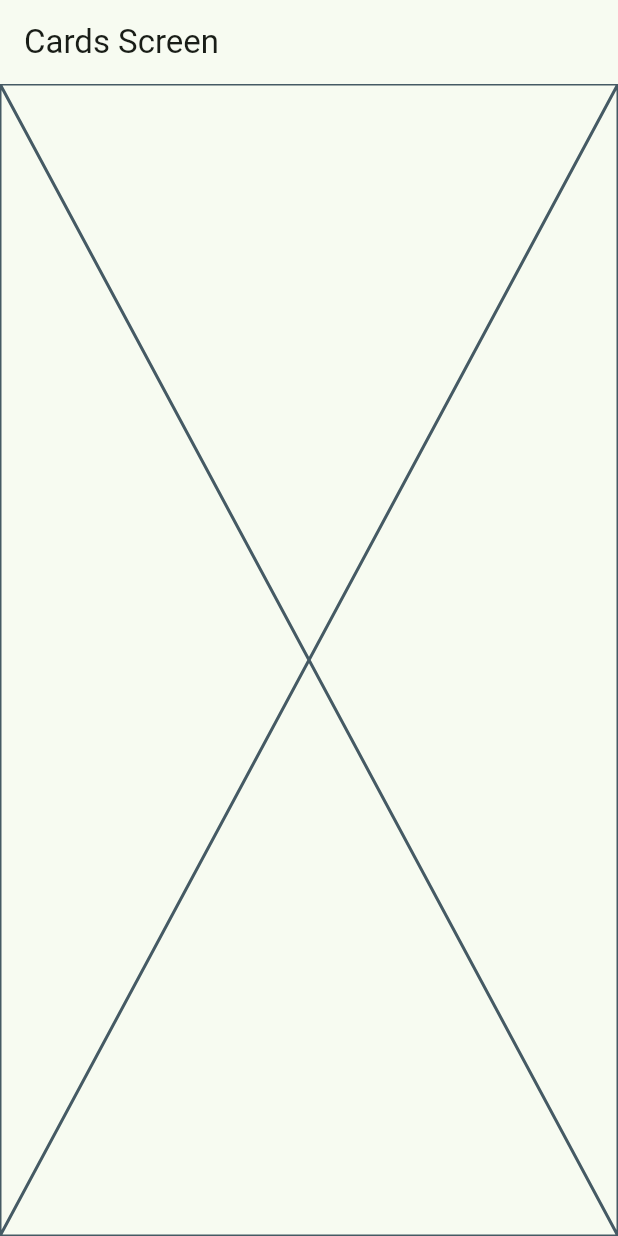
After one commit to sof28kr/widggets_app, a Flutter app: the CardsScreen screen opened by its route, on a phone screen of 412 x 824 dp. The commit adds this screen. Run offline on Flutter 3.47's test engine with Material 3 defaults, Android fonts, the phone set to English and light mode, and no system bars; our stand-ins replace go_router.

Commit message:
las cards

```diff
--- /dev/null
+++ b/lib/presentation/screens/cards/cards_screen.dart
@@ -0,0 +1,43 @@
+import 'package:flutter/material.dart';
+
+const cards = <Map<String,dynamic>>{
+  {'elevation': 0.0, 'label': 'Elevation 0'},
+  {'elevation': 1.0, 'label': 'Elevation 1'},
+  {'elevation': 2.0, 'label': 'Elevation 2'},
+  {'elevation': 3.0, 'label': 'Elevation 3'},
+
+};
+
+
+
+
+
+
+class CardsScreen extends StatelessWidget {
+  const CardsScreen({super.key});
+
+  static const String name = 'Cards_Screen';
+
+  @override
+  Widget build(BuildContext context) {
+    return Scaffold(
+      appBar: AppBar(
+        title:const Text ('Cards Screen'),
+      ),
+      body: const _CardsViewr(),
+    );
+  }
+}
+
+class _CardsViewr extends StatelessWidget {
+  const _CardsViewr({
+    super.key,
+  });
+
+  @override
+  Widget build(BuildContext context) {
+    return const Placeholder(
+
+    );
+  }
+}
--- a/lib/presentation/screens/screens.dart
+++ b/lib/presentation/screens/screens.dart
@@ -3,6 +3,6 @@
 // asi sacamos todos los imports con solo un import
 
 
-export 'package:widggets_app/presentation/screens/home/botones_app/buttons_screen.dart';
-export 'package:widggets_app/presentation/screens/home/cards/cards_screen.dart';
+export 'package:widggets_app/presentation/screens/botones_app/buttons_screen.dart';
+export 'package:widggets_app/presentation/screens/cards/cards_screen.dart';
 export 'package:widggets_app/presentation/screens/home/home_screen.dart';
```
Also changed, not shown: lib/presentation/screens/home/cards/cards_screen.dart (deleted, +0 -19 lines), lib/presentation/screens/botones_app/buttons_screen.dart (renamed from lib/presentation/screens/home/botones_app/buttons_screen.dart).
